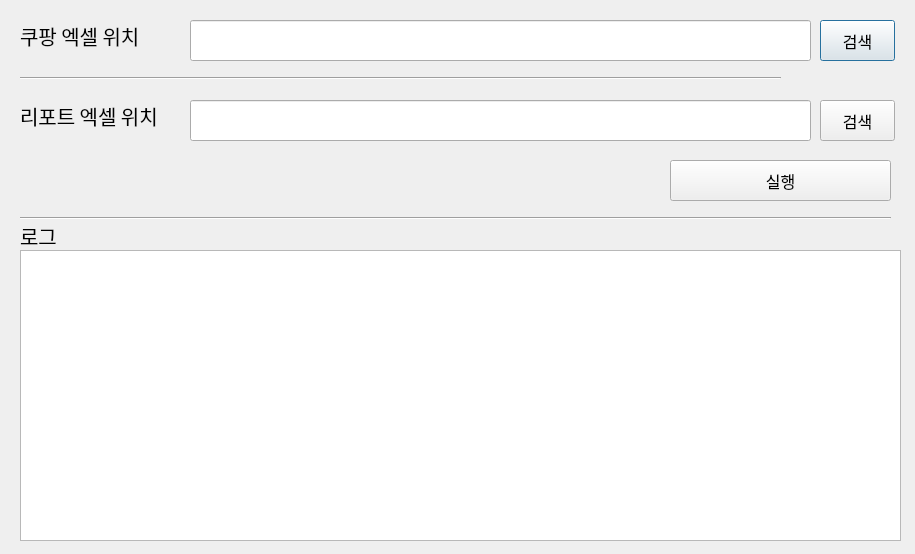
Old version of the form gui.ui in the repository embed-Rayn/auto_coupang_report.
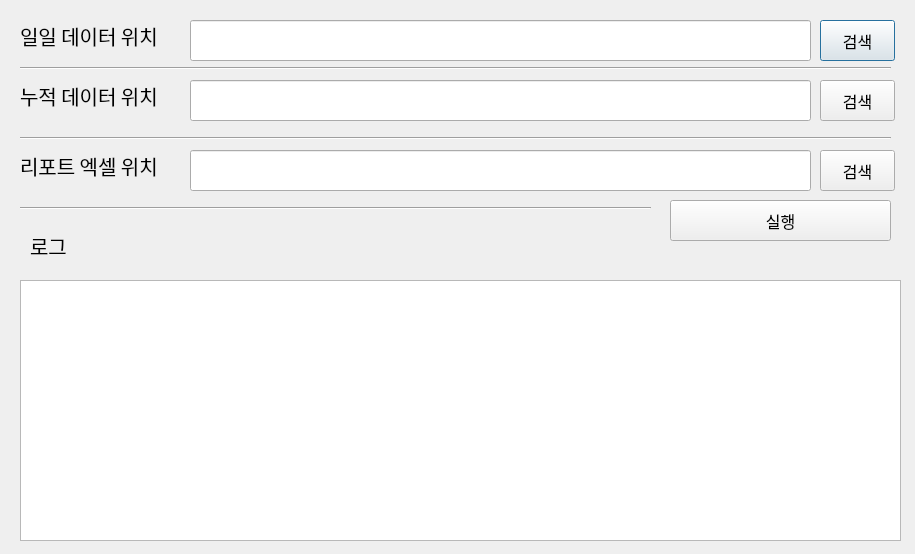
New version of the form.

What changed in the file:
```diff
--- a/gui.ui
+++ b/gui.ui
@@ -65,15 +65,15 @@
     </font>
    </property>
    <property name="text">
-    <string>쿠팡 엑셀 위치</string>
+    <string>일일 데이터 위치</string>
    </property>
   </widget>
   <widget class="Line" name="line">
    <property name="geometry">
     <rect>
      <x>20</x>
-     <y>70</y>
-     <width>761</width>
+     <y>60</y>
+     <width>871</width>
      <height>16</height>
     </rect>
    </property>
@@ -85,7 +85,7 @@
    <property name="geometry">
     <rect>
      <x>670</x>
-     <y>160</y>
+     <y>200</y>
      <width>221</width>
      <height>41</height>
     </rect>
@@ -99,11 +99,11 @@
     <string>실행</string>
    </property>
   </widget>
-  <widget class="QLabel" name="label_3">
+  <widget class="QLabel" name="label_4">
    <property name="geometry">
     <rect>
-     <x>20</x>
-     <y>220</y>
+     <x>30</x>
+     <y>230</y>
      <width>91</width>
      <height>31</height>
     </rect>
@@ -122,9 +122,9 @@
    <property name="geometry">
     <rect>
      <x>20</x>
-     <y>250</y>
+     <y>280</y>
      <width>881</width>
-     <height>291</height>
+     <height>261</height>
     </rect>
    </property>
    <property name="html">
@@ -139,8 +139,8 @@
    <property name="geometry">
     <rect>
      <x>20</x>
-     <y>210</y>
-     <width>871</width>
+     <y>200</y>
+     <width>631</width>
      <height>16</height>
     </rect>
    </property>
@@ -152,7 +152,7 @@
    <property name="geometry">
     <rect>
      <x>20</x>
-     <y>100</y>
+     <y>80</y>
      <width>161</width>
      <height>31</height>
     </rect>
@@ -164,14 +164,14 @@
     </font>
    </property>
    <property name="text">
-    <string>리포트 엑셀 위치</string>
+    <string>누적 데이터 위치</string>
    </property>
   </widget>
   <widget class="QPushButton" name="btn_search_excel_2">
    <property name="geometry">
     <rect>
      <x>820</x>
-     <y>100</y>
+     <y>80</y>
      <width>75</width>
      <height>41</height>
     </rect>
@@ -189,7 +189,7 @@
    <property name="geometry">
     <rect>
      <x>190</x>
-     <y>100</y>
+     <y>80</y>
      <width>621</width>
      <height>41</height>
     </rect>
@@ -203,6 +203,74 @@
     <string/>
    </property>
   </widget>
+  <widget class="QPushButton" name="btn_search_excel_3">
+   <property name="geometry">
+    <rect>
+     <x>820</x>
+     <y>150</y>
+     <width>75</width>
+     <height>41</height>
+    </rect>
+   </property>
+   <property name="font">
+    <font>
+     <pointsize>12</pointsize>
+    </font>
+   </property>
+   <property name="text">
+    <string>검색</string>
+   </property>
+  </widget>
+  <widget class="QLineEdit" name="lineEdit_excel_3">
+   <property name="geometry">
+    <rect>
+     <x>190</x>
+     <y>150</y>
+     <width>621</width>
+     <height>41</height>
+    </rect>
+   </property>
+   <property name="font">
+    <font>
+     <pointsize>10</pointsize>
+    </font>
+   </property>
+   <property name="text">
+    <string/>
+   </property>
+  </widget>
+  <widget class="QLabel" name="label_3">
+   <property name="geometry">
+    <rect>
+     <x>20</x>
+     <y>150</y>
+     <width>161</width>
+     <height>31</height>
+    </rect>
+   </property>
+   <property name="font">
+    <font>
+     <family>새굴림</family>
+     <pointsize>15</pointsize>
+    </font>
+   </property>
+   <property name="text">
+    <string>리포트 엑셀 위치</string>
+   </property>
+  </widget>
+  <widget class="Line" name="line_2">
+   <property name="geometry">
+    <rect>
+     <x>20</x>
+     <y>130</y>
+     <width>871</width>
+     <height>16</height>
+    </rect>
+   </property>
+   <property name="orientation">
+    <enum>Qt::Horizontal</enum>
+   </property>
+  </widget>
  </widget>
  <resources/>
  <connections/>
```
